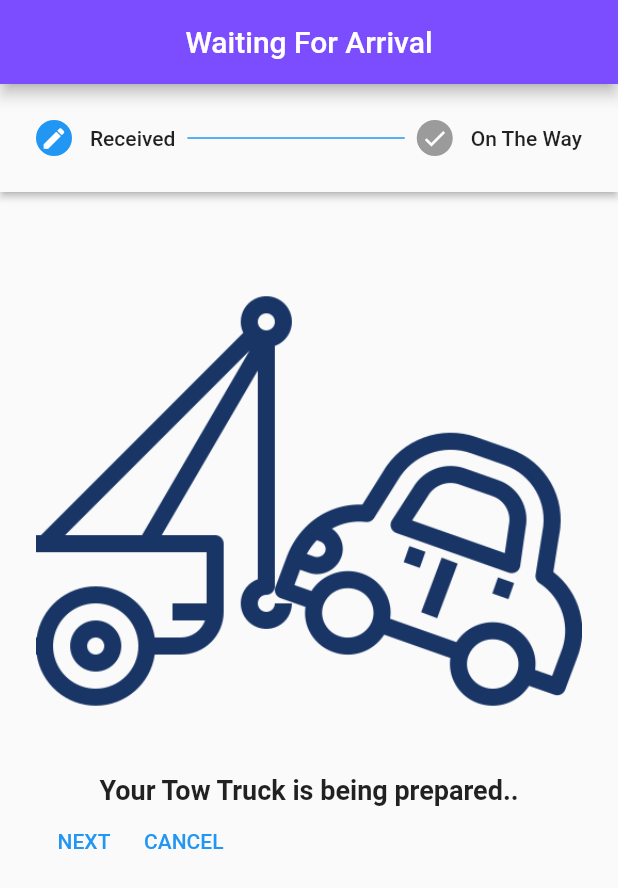
After one commit to sergi-s/Salahly-client-application, a Flutter app: the MyHomePage screen opened directly, on a phone screen of 412 x 824 dp. The commit adds this screen. Shown: the top 888 px of the screen. Run offline on Flutter 3.47's test engine with Material 2 defaults, Android fonts, the phone set to English and light mode, and no system bars; our stand-ins replace easy_localization, firebase_auth, firebase_core, firebase_database, geolocator, go_router and 2 more; missing offline and left inert: flutter_flavor, flutter_geofire; accounts and stored records are empty.

Commit message:
waitingforarrival&describeyourproblem

```diff
--- a/assets/translations/ar.json
+++ b/assets/translations/ar.json
@@ -11,5 +11,12 @@
   "confirm_password": "تأكيد كلمة السر",
   "sign_up": "انشاء حساب",
   "dont_have_account": "ليس لديك حساب؟ سجل الان",
-  "my_location": "موقعي"
+  "my_location": "موقعي",
+  "Enter Your Problem": "أدخل مشكلتك",
+  "Describe Your Problem": "صِف مشكلتك",
+  "My car is broke and doesn't work":"سيارتي معطلة ولا تعمل",
+  "Send": "إرسال",
+  "Cancel": "إِلغاء",
+  "Problem":"مشكلة"
+
 }
--- a/assets/translations/en.json
+++ b/assets/translations/en.json
@@ -11,5 +11,11 @@
   "confirm_password": "confirm password",
   "sign_up": "sign up",
   "dont_have_account": "Dont have an account? Signup now",
-  "my_location": "My Location"
+  "my_location": "My Location",
+  "Enter Your Problem": "Enter Your Problem",
+  "Describe Your Problem": "Describe Your Problem",
+  "My car is broke and doesn't work": "My car is broke and doesn't work",
+  "Send": "Send",
+  "Cancel": "Cancel",
+  "Problem":"Problem"
 }
--- a/lib/routes.dart
+++ b/lib/routes.dart
@@ -10,10 +10,13 @@ import 'package:slahly/screens/roadsideassistance/waitforarrival.dart';
 import 'package:slahly/screens/splashScreen/splashscreen.dart';
 import 'package:slahly/screens/myLocation/mylocationscreen.dart';
 
+import 'screens/Describeproblem.dart';
+import 'screens/waitforarrvial.dart';
+
 class Routing {
   get router => GoRouter(
 
-    initialLocation: HomePage.routeName,
+    initialLocation: DescCarProblem.routeName,
 
     routes: <GoRoute> [
       GoRoute(
@@ -52,6 +55,15 @@ class Routing {
         path: FirebaseEmulatorScreen.routeName,
         builder: (context, state) => FirebaseEmulatorScreen(),
       ),
+
+      GoRoute(
+        path: DescCarProblem.routeName,
+        builder: (context, state) => DescCarProblem(),
+      ),
+      GoRoute(
+        path: WaitArrvial.routeName,
+        builder: (context, state) => WaitArrvial(),
+      ),
     ],
   );
 }
--- /dev/null
+++ b/lib/screens/waitforarrvial.dart
@@ -0,0 +1,171 @@
+
+import 'package:flutter/material.dart';
+
+class WaitArrvial extends StatelessWidget {
+  const WaitArrvial({Key? key}) : super(key: key);
+  static final routeName = "/waitforarrvial";
+
+  // This widget is the root of your application.
+  @override
+  Widget build(BuildContext context) {
+    return MaterialApp(
+      theme: ThemeData(
+        primarySwatch: Colors.blue,
+      ),
+      home: const MyHomePage(),
+    );
+  }
+}
+
+class MyHomePage extends StatefulWidget {
+  const MyHomePage({Key? key}) : super(key: key);
+
+  @override
+  _MyHomePageState createState() => _MyHomePageState();
+}
+
+class _MyHomePageState extends State<MyHomePage> {
+
+  // we have initialized active step to 0 so that
+  // our stepper widget will start from first step
+  int _activeCurrentStep = 0;
+
+  TextEditingController Time = TextEditingController();
+  TextEditingController Mi = TextEditingController();
+
+
+  // Here we have created list of steps
+  // that are required to complete the form
+  List<Step> stepList() => [
+    // This is step1 which is called Account.
+    // Here we will fill our personal details
+    Step(
+      state: _activeCurrentStep <= 0 ? StepState.editing : StepState.complete,
+      isActive: _activeCurrentStep >= 0,
+      title: const Text('Received'),
+      content: Container(
+        child: Column(
+          children: [
+            Image.asset('assets/images/tow-truck.png'),
+
+
+
+            Container(
+              child:
+              Text('Your Tow Truck is being prepared..',
+                textAlign: TextAlign.start,
+                style: const TextStyle(fontWeight: FontWeight.bold,fontSize: 18),
+
+
+
+              ),
+            ),
+
+
+          ],
+
+        ),
+      ),
+    ),
+    // This is Step2 here we will enter our address
+
+
+    // This is Step3 here we will display all the details
+    // that are entered by the user
+    Step(
+        state: StepState.complete,
+        isActive: _activeCurrentStep >= 1,
+        title: const Text('On The Way'),
+        content: Container(
+            child: Column(
+              crossAxisAlignment: CrossAxisAlignment.stretch,
+              mainAxisAlignment: MainAxisAlignment.start,
+              children: [
+
+                Image.asset('assets/images/tow-truck.png'),
+                Column(
+                mainAxisAlignment: MainAxisAlignment.center,
+              children: <Widget>[
+                Container(
+
+                child:
+                  Text('Estimated time: ${Time.text}',
+                  textAlign: TextAlign.center,
+                    style: const TextStyle(fontWeight: FontWeight.bold,fontSize: 16),
+
+                ),
+                ),
+                Container(
+                    child: Text(' ${Mi.text}mi',
+                  textAlign: TextAlign.center,
+                      style: const TextStyle(fontWeight: FontWeight.bold,fontSize: 16),
+
+                )
+
+
+
+                ),
+
+          ])
+
+              ],
+            )))
+  ];
+
+  @override
+  Widget build(BuildContext context) {
+    return Scaffold(
+      appBar: AppBar(
+        centerTitle: true,
+        backgroundColor: Colors.deepPurpleAccent,
+        title: const Text('Waiting For Arrival',style: TextStyle(color: Colors.white), ),
+      ),
+      // Here we have initialized the stepper widget
+      body: Stepper(
+        controlsBuilder: (BuildContext context, ControlsDetails details) {
+          return Row(
+            children: <Widget>[
+              TextButton(
+                onPressed: details.onStepContinue,
+                child: const Text('NEXT'),
+              ),
+              TextButton(
+                onPressed: details.onStepCancel,
+                child: const Text('CANCEL'),
+              ),
+
+            ],
+          );
+        },
+
+        type: StepperType.horizontal,
+        currentStep: _activeCurrentStep,
+        steps: stepList(),
+
+        // onStepContinue takes us to the next step
+        onStepContinue: () {
+          if (_activeCurrentStep < (stepList().length - 1)) {
+            setState(() {
+              _activeCurrentStep += 1;
+            });
+          }
+        },
+
+        // onStepCancel takes us to the previous step
+        onStepCancel: () {
+          if (_activeCurrentStep == 0) {
+            return;
+          }
+
+          setState(() {
+            _activeCurrentStep -= 1;
+          });
+        },
+
+        // onStepTap allows to directly click on the particular step we want
+
+
+      ),
+    );
+  }
+}
```
Also changed, not shown: lib/screens/Describeproblem.dart (added, +84 -0 lines), assets/images/Problem.jpeg (added).
